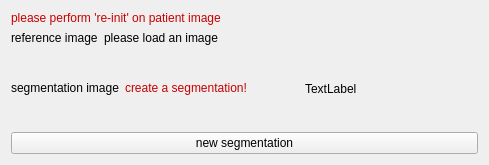
The window that Code/Gui/MITK/Plugins/uk.ac.ucl.cmic.gui.qt.common/src/QmitkMIDASImageAndSegmentationSelector.ui (NifTK/NifTK) describes before a commit, drawn with Qt 5.
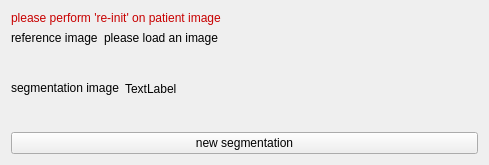
The same window after the commit.

Commit message: #1606 - simplified and fixed image name labels

Patch:
```diff
--- a/Code/Gui/MITK/Plugins/uk.ac.ucl.cmic.gui.qt.common/src/QmitkMIDASImageAndSegmentationSelector.ui
+++ b/Code/Gui/MITK/Plugins/uk.ac.ucl.cmic.gui.qt.common/src/QmitkMIDASImageAndSegmentationSelector.ui
@@ -209,117 +209,7 @@
         </widget>
        </item>
        <item>
-        <widget class="QLabel" name="m_WorkingImageSelectionWarningLabel">
-         <property name="sizePolicy">
-          <sizepolicy hsizetype="Minimum" vsizetype="Fixed">
-           <horstretch>0</horstretch>
-           <verstretch>0</verstretch>
-          </sizepolicy>
-         </property>
-         <property name="palette">
-          <palette>
-           <active>
-            <colorrole role="WindowText">
-             <brush brushstyle="SolidPattern">
-              <color alpha="255">
-               <red>200</red>
-               <green>0</green>
-               <blue>0</blue>
-              </color>
-             </brush>
-            </colorrole>
-            <colorrole role="Text">
-             <brush brushstyle="SolidPattern">
-              <color alpha="255">
-               <red>200</red>
-               <green>0</green>
-               <blue>0</blue>
-              </color>
-             </brush>
-            </colorrole>
-            <colorrole role="ButtonText">
-             <brush brushstyle="SolidPattern">
-              <color alpha="255">
-               <red>200</red>
-               <green>0</green>
-               <blue>0</blue>
-              </color>
-             </brush>
-            </colorrole>
-           </active>
-           <inactive>
-            <colorrole role="WindowText">
-             <brush brushstyle="SolidPattern">
-              <color alpha="255">
-               <red>200</red>
-               <green>0</green>
-               <blue>0</blue>
-              </color>
-             </brush>
-            </colorrole>
-            <colorrole role="Text">
-             <brush brushstyle="SolidPattern">
-              <color alpha="255">
-               <red>200</red>
-               <green>0</green>
-               <blue>0</blue>
-              </color>
-             </brush>
-            </colorrole>
-            <colorrole role="ButtonText">
-             <brush brushstyle="SolidPattern">
-              <color alpha="255">
-               <red>200</red>
-               <green>0</green>
-               <blue>0</blue>
-              </color>
-             </brush>
-            </colorrole>
-           </inactive>
-           <disabled>
-            <colorrole role="WindowText">
-             <brush brushstyle="SolidPattern">
-              <color alpha="255">
-               <red>84</red>
-               <green>82</green>
-               <blue>78</blue>
-              </color>
-             </brush>
-            </colorrole>
-            <colorrole role="Text">
-             <brush brushstyle="SolidPattern">
-              <color alpha="255">
-               <red>84</red>
-               <green>82</green>
-               <blue>78</blue>
-              </color>
-             </brush>
-            </colorrole>
-            <colorrole role="ButtonText">
-             <brush brushstyle="SolidPattern">
-              <color alpha="255">
-               <red>84</red>
-               <green>82</green>
-               <blue>78</blue>
-              </color>
-             </brush>
-            </colorrole>
-           </disabled>
-          </palette>
-         </property>
-         <property name="font">
-          <font>
-           <weight>50</weight>
-           <bold>false</bold>
-          </font>
-         </property>
-         <property name="text">
-          <string>create a segmentation!</string>
-         </property>
-        </widget>
-       </item>
-       <item>
-        <widget class="QLabel" name="m_SegmentationImageName">
+        <widget class="QLabel" name="m_SegmentationImageNameLabel">
          <property name="text">
           <string>TextLabel</string>
          </property>
```
The commit also changes 1 other file.
